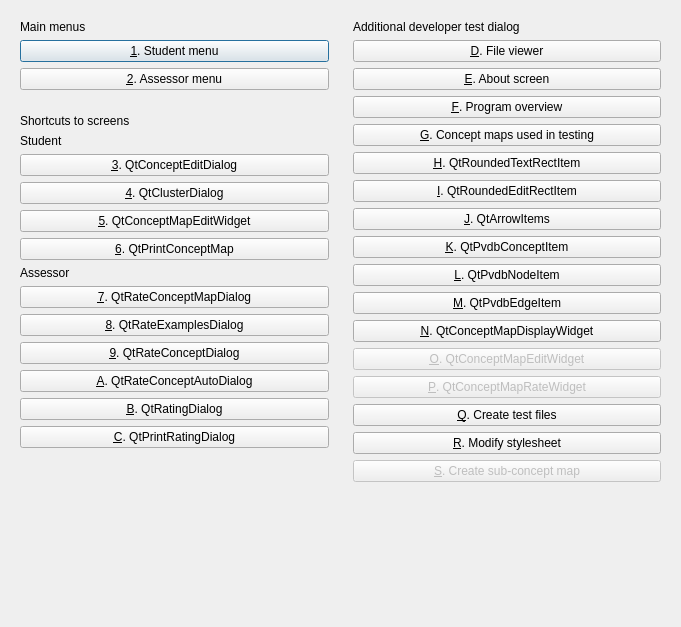
Above: Projects/ProjectBrainweaver/qtpvdbmenudialog.ui from richelbilderbeek/ProjectRichelBilderbeek before the change. Below: the same form after it.
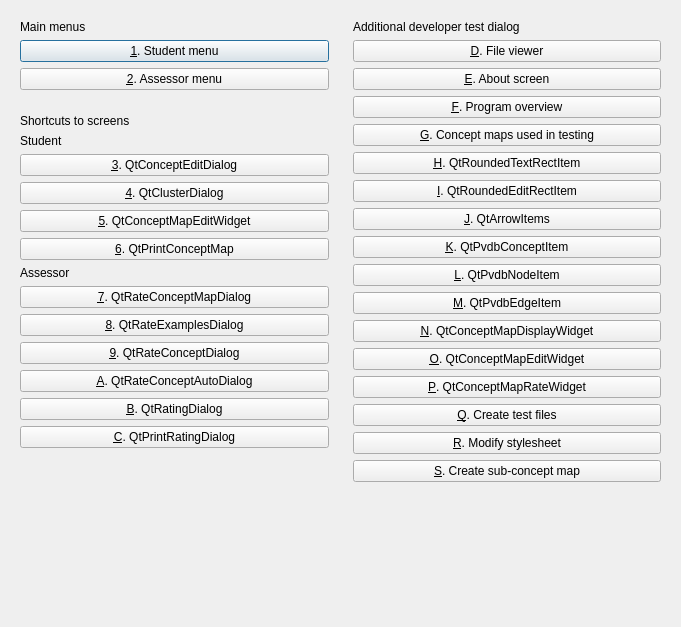
That is the form after the change. Icons and pictures are not drawn.

Patch:
```diff
--- a/Projects/ProjectBrainweaver/qtpvdbmenudialog.ui
+++ b/Projects/ProjectBrainweaver/qtpvdbmenudialog.ui
@@ -150,21 +150,27 @@
       <item>
        <widget class="QPushButton" name="button_test_qtconceptmapeditwidget">
         <property name="enabled">
-         <bool>false</bool>
+         <bool>true</bool>
         </property>
         <property name="text">
          <string>&amp;O. QtConceptMapEditWidget</string>
         </property>
+        <property name="default">
+         <bool>false</bool>
+        </property>
        </widget>
       </item>
       <item>
        <widget class="QPushButton" name="button_test_qtconceptmapratewidget">
         <property name="enabled">
-         <bool>false</bool>
+         <bool>true</bool>
         </property>
         <property name="text">
          <string>&amp;P. QtConceptMapRateWidget</string>
         </property>
+        <property name="default">
+         <bool>false</bool>
+        </property>
        </widget>
       </item>
       <item>
@@ -184,7 +190,7 @@
       <item>
        <widget class="QPushButton" name="button_test_create_sub_concept_map">
         <property name="enabled">
-         <bool>false</bool>
+         <bool>true</bool>
         </property>
         <property name="text">
          <string>&amp;S. Create sub-concept map</string>
```
